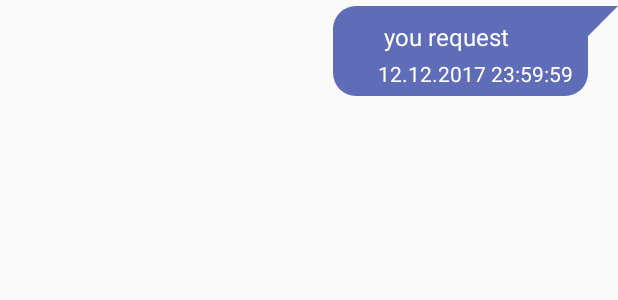
After one commit to theaspect/api-bot, an Android app: the layout item_right.xml on its own in the app's theme, with its tools: preview values and no code run, on a phone screen of 412 x 824 dp. The commit adds this screen. Shown: the top 300 px of the screen. Run offline under Robolectric (Android 15) with nearby library versions, the phone set to English and light mode, and no system bars.

Commit message:
design view

```diff
--- a/app/src/main/java/com/example/f0x/apibot/presentation/common/activiites/ABaseListActivity.kt
+++ b/app/src/main/java/com/example/f0x/apibot/presentation/common/activiites/ABaseListActivity.kt
@@ -27,7 +27,7 @@ abstract class ABaseListActivity<D, VH : RecyclerView.ViewHolder> : ABaseActivit
     val isShowDivider: Boolean
         get() = true
 
-    val dividerDecoration: RecyclerView.ItemDecoration
+    open val dividerDecoration: RecyclerView.ItemDecoration
         get() = DividerItemDecoration(this, DividerItemDecoration.VERTICAL)
 
     @get:StringRes
--- a/app/src/main/java/com/example/f0x/apibot/presentation/main/ChatMessageLeftView.kt
+++ b/app/src/main/java/com/example/f0x/apibot/presentation/main/ChatMessageLeftView.kt
@@ -8,12 +8,12 @@ import com.example.f0x.apibot.domain.repository.chat.getFormatedDate
 import com.example.f0x.apibot.presentation.common.ABaseView
 import com.example.f0x.apibot.presentation.common.IListItemView
 import com.example.f0x.apibot.presentation.common.Layout
-import kotlinx.android.synthetic.main.item_ai.view.*
+import kotlinx.android.synthetic.main.item_left.view.*
 
 /**
  * Created by f0x on 14.11.17.
  */
-@Layout(id = R.layout.item_ai)
+@Layout(id = R.layout.item_left)
 class ChatMessageLeftView @JvmOverloads constructor(
         context: Context, attrs: AttributeSet? = null, defStyleAttr: Int = 0
 ) : ABaseView(context, attrs, defStyleAttr), IListItemView<ChatMessage> {
--- a/app/src/main/java/com/example/f0x/apibot/presentation/main/ChatMessageRightView.kt
+++ b/app/src/main/java/com/example/f0x/apibot/presentation/main/ChatMessageRightView.kt
@@ -8,12 +8,12 @@ import com.example.f0x.apibot.domain.repository.chat.getFormatedDate
 import com.example.f0x.apibot.presentation.common.ABaseView
 import com.example.f0x.apibot.presentation.common.IListItemView
 import com.example.f0x.apibot.presentation.common.Layout
-import kotlinx.android.synthetic.main.item_ai.view.*
+import kotlinx.android.synthetic.main.item_left.view.*
 
 /**
  * Created by f0x on 26.11.17.
  */
-@Layout(id = R.layout.item_user)
+@Layout(id = R.layout.item_right)
 class ChatMessageRightView @JvmOverloads constructor(
         context: Context, attrs: AttributeSet? = null, defStyleAttr: Int = 0
 ) : ABaseView(context, attrs, defStyleAttr), IListItemView<ChatMessage> {
--- a/app/src/main/res/drawable/ic_mic_black_24dp.xml
+++ b/app/src/main/res/drawable/ic_mic_black_24dp.xml
@@ -1,9 +1,9 @@
 <vector xmlns:android="http://schemas.android.com/apk/res/android"
         android:width="24dp"
         android:height="24dp"
-        android:viewportWidth="24.0"
-        android:viewportHeight="24.0">
+    android:viewportHeight="24.0"
+    android:viewportWidth="24.0">
     <path
-        android:fillColor="#FF000000"
+        android:fillColor="#3F51B5"
         android:pathData="M12,14c1.66,0 2.99,-1.34 2.99,-3L15,5c0,-1.66 -1.34,-3 -3,-3S9,3.34 9,5v6c0,1.66 1.34,3 3,3zM17.3,11c0,3 -2.54,5.1 -5.3,5.1S6.7,14 6.7,11L5,11c0,3.41 2.72,6.23 6,6.72L11,21h2v-3.28c3.28,-0.48 6,-3.3 6,-6.72h-1.7z"/>
 </vector>
--- a/app/src/main/res/drawable/ic_mic_off_black_24dp.xml
+++ b/app/src/main/res/drawable/ic_mic_off_black_24dp.xml
@@ -1,9 +1,9 @@
 <vector xmlns:android="http://schemas.android.com/apk/res/android"
         android:width="24dp"
         android:height="24dp"
-        android:viewportWidth="24.0"
-        android:viewportHeight="24.0">
+    android:viewportHeight="24.0"
+    android:viewportWidth="24.0">
     <path
-        android:fillColor="#FF000000"
+        android:fillColor="#3F51B5"
         android:pathData="M19,11h-1.7c0,0.74 -0.16,1.43 -0.43,2.05l1.23,1.23c0.56,-0.98 0.9,-2.09 0.9,-3.28zM14.98,11.17c0,-0.06 0.02,-0.11 0.02,-0.17L15,5c0,-1.66 -1.34,-3 -3,-3S9,3.34 9,5v0.18l5.98,5.99zM4.27,3L3,4.27l6.01,6.01L9.01,11c0,1.66 1.33,3 2.99,3 0.22,0 0.44,-0.03 0.65,-0.08l1.66,1.66c-0.71,0.33 -1.5,0.52 -2.31,0.52 -2.76,0 -5.3,-2.1 -5.3,-5.1L5,11c0,3.41 2.72,6.23 6,6.72L11,21h2v-3.28c0.91,-0.13 1.77,-0.45 2.54,-0.9L19.73,21 21,19.73 4.27,3z"/>
 </vector>
--- a/app/src/main/res/drawable/ic_play_arrow_black_24dp.xml
+++ b/app/src/main/res/drawable/ic_play_arrow_black_24dp.xml
@@ -4,6 +4,6 @@
     android:viewportHeight="24.0"
     android:viewportWidth="24.0">
     <path
-        android:fillColor="#FF000000"
+        android:fillColor="#3F51B5"
         android:pathData="M8,5v14l11,-7z" />
 </vector>
--- a/app/src/main/res/drawable/ic_send_black_24dp.xml
+++ b/app/src/main/res/drawable/ic_send_black_24dp.xml
@@ -4,6 +4,6 @@
     android:viewportHeight="24.0"
     android:viewportWidth="24.0">
     <path
-        android:fillColor="#FF000000"
+        android:fillColor="#3F51B5"
         android:pathData="M2.01,21L23,12 2.01,3 2,10l15,2 -15,2z" />
 </vector>
--- a/app/src/main/res/drawable/ic_stop_black_24dp.xml
+++ b/app/src/main/res/drawable/ic_stop_black_24dp.xml
@@ -4,6 +4,6 @@
     android:viewportHeight="24.0"
     android:viewportWidth="24.0">
     <path
-        android:fillColor="#FF000000"
+        android:fillColor="#3F51B5"
         android:pathData="M6,6h12v12H6z" />
 </vector>
--- /dev/null
+++ b/app/src/main/res/drawable/right_bubble.xml
@@ -0,0 +1,25 @@
+<?xml version="1.0" encoding="utf-8"?>
+<layer-list xmlns:android="http://schemas.android.com/apk/res/android">
+
+    <item>
+        <rotate
+            android:fromDegrees="45"
+            android:pivotX="100%"
+            android:pivotY="0%">
+            <shape android:shape="rectangle">
+                <solid android:color="@color/right_bubble_color" />
+            </shape>
+        </rotate>
+    </item>
+    <item android:right="20dp">
+        <shape android:shape="rectangle">
+            <solid android:color="@color/right_bubble_color" />
+            <corners
+                android:bottomLeftRadius="15dp"
+                android:bottomRightRadius="15dp"
+                android:topLeftRadius="15dp"
+                android:topRightRadius="5dp" />
+        </shape>
+    </item>
+
+</layer-list>
--- /dev/null
+++ b/app/src/main/res/layout/item_right.xml
@@ -0,0 +1,54 @@
+<?xml version="1.0" encoding="utf-8"?>
+<LinearLayout xmlns:android="http://schemas.android.com/apk/res/android"
+    xmlns:tools="http://schemas.android.com/tools"
+    android:layout_width="match_parent"
+    android:layout_height="wrap_content"
+    android:layout_marginBottom="4dp"
+    android:layout_marginTop="4dp"
+    android:gravity="end"
+    android:orientation="vertical"
+
+    >
+
+    <LinearLayout
+        android:layout_width="wrap_content"
+        android:layout_height="wrap_content"
+        android:background="@drawable/right_bubble"
+        android:orientation="vertical"
+        android:paddingBottom="5dp"
+        android:paddingEnd="30dp"
+        android:paddingStart="30dp"
+        android:paddingTop="5dp"
+
+        >
+
+        <TextView
+            android:layout_width="wrap_content"
+            android:layout_height="wrap_content"
+            android:layout_gravity="start"
+            android:layout_margin="5dp"
+            android:text="@string/your_name"
+            android:textColor="@android:color/white"
+            android:textSize="16sp"
+            android:textStyle="bold"
+            android:visibility="gone" />
+
+        <TextView
+            android:id="@+id/tvTextResponse"
+            android:layout_width="wrap_content"
+            android:layout_height="wrap_content"
+            android:gravity="start|center_vertical"
+            android:padding="4dp"
+            android:textColor="@android:color/white"
+            android:textSize="16sp"
+            tools:text="you request" />
+
+        <TextView
+            android:id="@+id/tvDate"
+            android:layout_width="wrap_content"
+            android:layout_height="wrap_content"
+            android:textColor="@android:color/white"
+            tools:text="12.12.2017 23:59:59" />
+
+    </LinearLayout>
+</LinearLayout>
--- a/app/src/main/res/values/colors.xml
+++ b/app/src/main/res/values/colors.xml
@@ -3,4 +3,7 @@
     <color name="colorPrimary">#3F51B5</color>
     <color name="colorPrimaryDark">#303F9F</color>
     <color name="colorAccent">#FF4081</color>
+
+    <color name="left_bubble_color">#3F51B5</color>
+    <color name="right_bubble_color">#5f6db9</color>
 </resources>
--- a/app/src/main/res/values/strings.xml
+++ b/app/src/main/res/values/strings.xml
@@ -1,7 +1,9 @@
 <resources>
-    <string name="app_name">api-bot</string>
+    <string name="app_name">Rublishteyna24</string>
     <string name="no_data_found">No data found</string>
     <string name="question">Question</string>
     <string name="query">Query</string>
+    <string name="bot_name">Bot: </string>
+    <string name="your_name">You:</string>
     <!--<string naapiiKey">Api key</string>-->
 </resources>
```
Also changed, not shown: app/src/main/java/com/example/f0x/apibot/presentation/main/ChatActivity.kt (+8 -1 lines), app/src/main/java/com/example/f0x/apibot/presentation/main/ChatPresenter.kt (+19 -4 lines), app/src/main/res/drawable/left_bubble.xml (added, +26 -0 lines), app/src/main/res/layout/item_ai.xml (deleted, +0 -25 lines), app/src/main/res/layout/item_left.xml (added, +56 -0 lines), app/src/main/res/layout/item_user.xml (deleted, +0 -28 lines).
